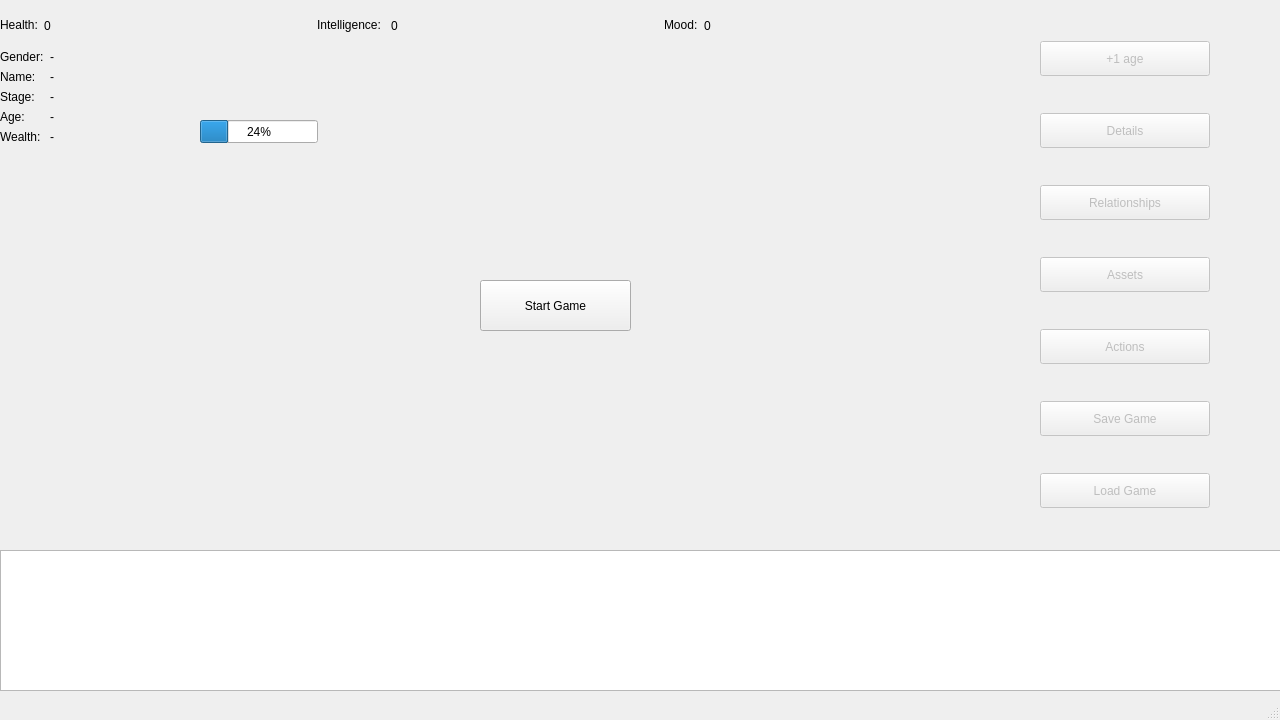
Before: the Qt Designer form virtuallifeview.ui in kbeni00/VirtualLife, drawn with Qt 5.
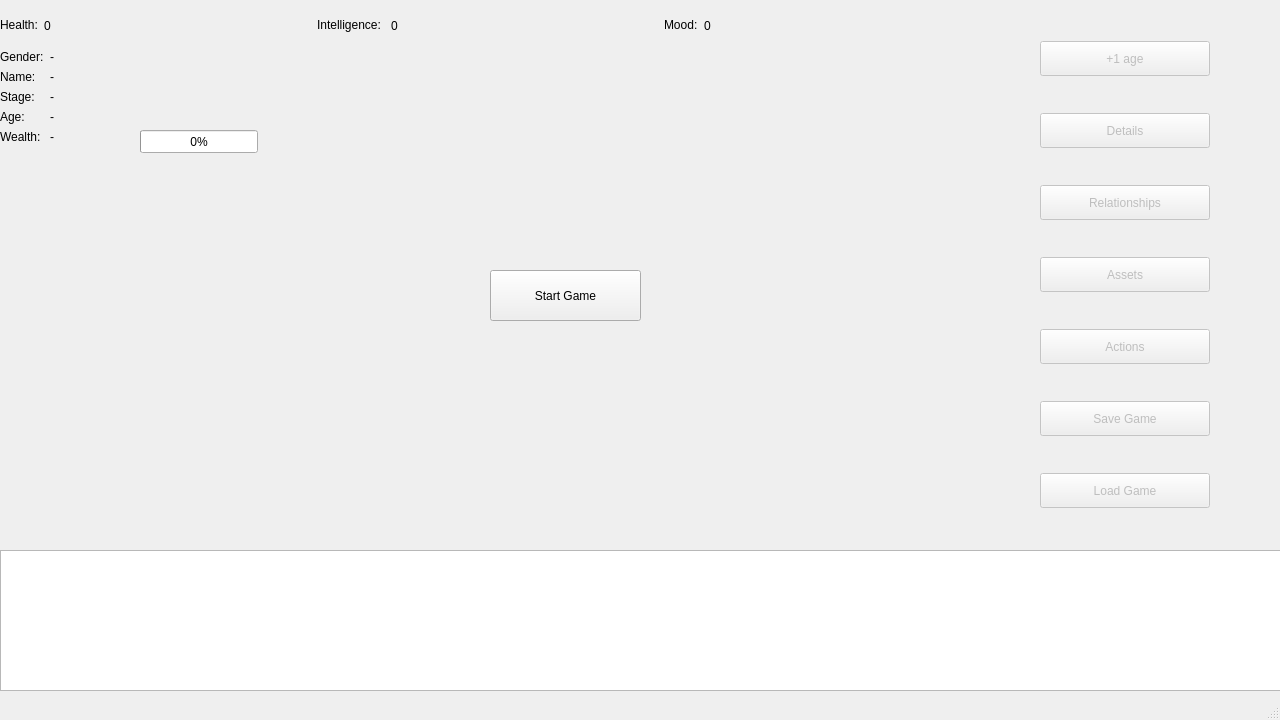
After: the same form once the commit is applied.

What changed in the file:
```diff
--- a/virtuallifeview.ui
+++ b/virtuallifeview.ui
@@ -401,8 +401,8 @@
     </property>
     <property name="geometry">
      <rect>
-      <x>480</x>
-      <y>280</y>
+      <x>490</x>
+      <y>270</y>
       <width>151</width>
       <height>51</height>
      </rect>
@@ -414,14 +414,14 @@
    <widget class="QProgressBar" name="progressBar">
     <property name="geometry">
      <rect>
-      <x>200</x>
-      <y>120</y>
+      <x>140</x>
+      <y>130</y>
       <width>118</width>
       <height>23</height>
      </rect>
     </property>
     <property name="value">
-     <number>24</number>
+     <number>0</number>
     </property>
    </widget>
   </widget>
```
